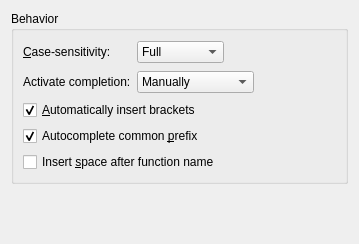
Old version of the form src/plugins/cpptools/completionsettingspage.ui in the repository qt-creator/qt-creator.
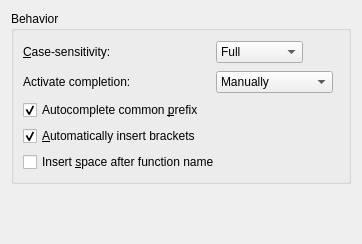
New version of the form.

Commit message: Disable "Insert space after function name" when autobrackets are off

Patch:
```diff
--- a/src/plugins/cpptools/completionsettingspage.ui
+++ b/src/plugins/cpptools/completionsettingspage.ui
@@ -104,7 +104,7 @@
         </property>
        </spacer>
       </item>
-      <item row="2" column="0" colspan="3">
+      <item row="3" column="0" colspan="3">
        <widget class="QCheckBox" name="autoInsertBrackets">
         <property name="toolTip">
          <string>Automatically insert (, ) and ; when appropriate.</string>
@@ -117,20 +117,7 @@
         </property>
        </widget>
       </item>
-      <item row="3" column="0" colspan="3">
-       <widget class="QCheckBox" name="partiallyComplete">
-        <property name="toolTip">
-         <string>Insert the common prefix of available completion items.</string>
-        </property>
-        <property name="text">
-         <string>Autocomplete common &amp;prefix</string>
-        </property>
-        <property name="checked">
-         <bool>true</bool>
-        </property>
-       </widget>
-      </item>
-      <item row="4" column="0" colspan="3">
+      <item row="5" column="0" colspan="3">
        <widget class="QCheckBox" name="spaceAfterFunctionName">
         <property name="enabled">
          <bool>true</bool>
@@ -140,6 +127,19 @@
         </property>
        </widget>
       </item>
+      <item row="2" column="0">
+       <widget class="QCheckBox" name="partiallyComplete">
+        <property name="toolTip">
+         <string>Insert the common prefix of available completion items.</string>
+        </property>
+        <property name="text">
+         <string>Autocomplete common &amp;prefix</string>
+        </property>
+        <property name="checked">
+         <bool>true</bool>
+        </property>
+       </widget>
+      </item>
      </layout>
     </widget>
    </item>
```
Left out of the diff: 23 changed lines with no effect on the pictures.
